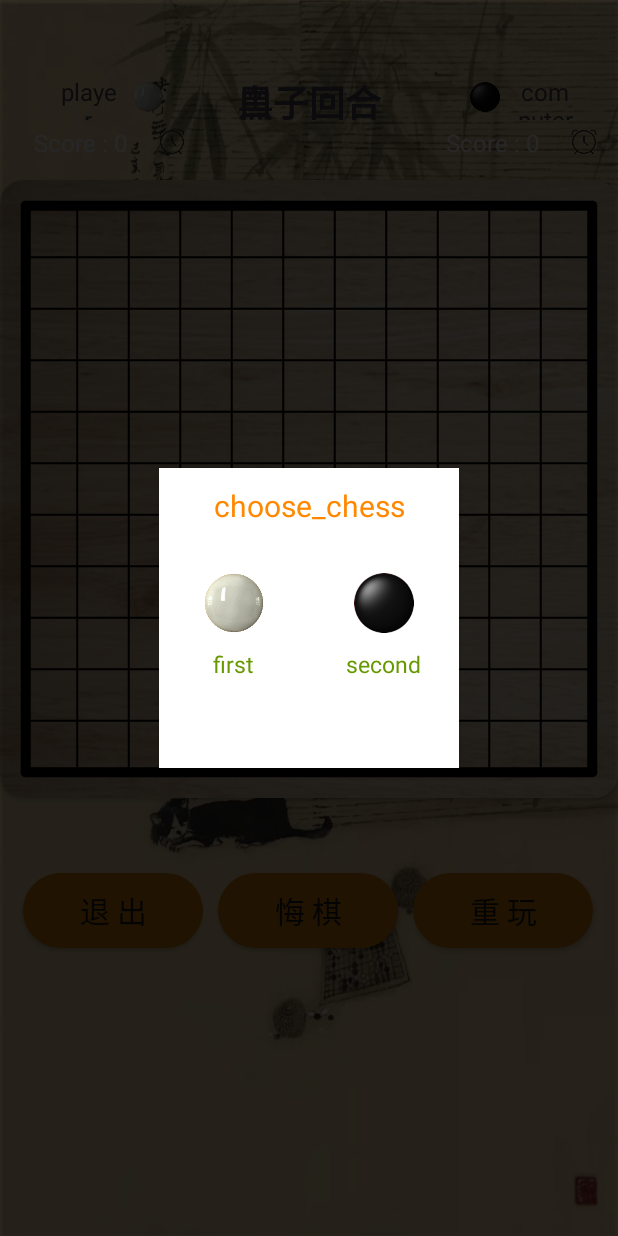
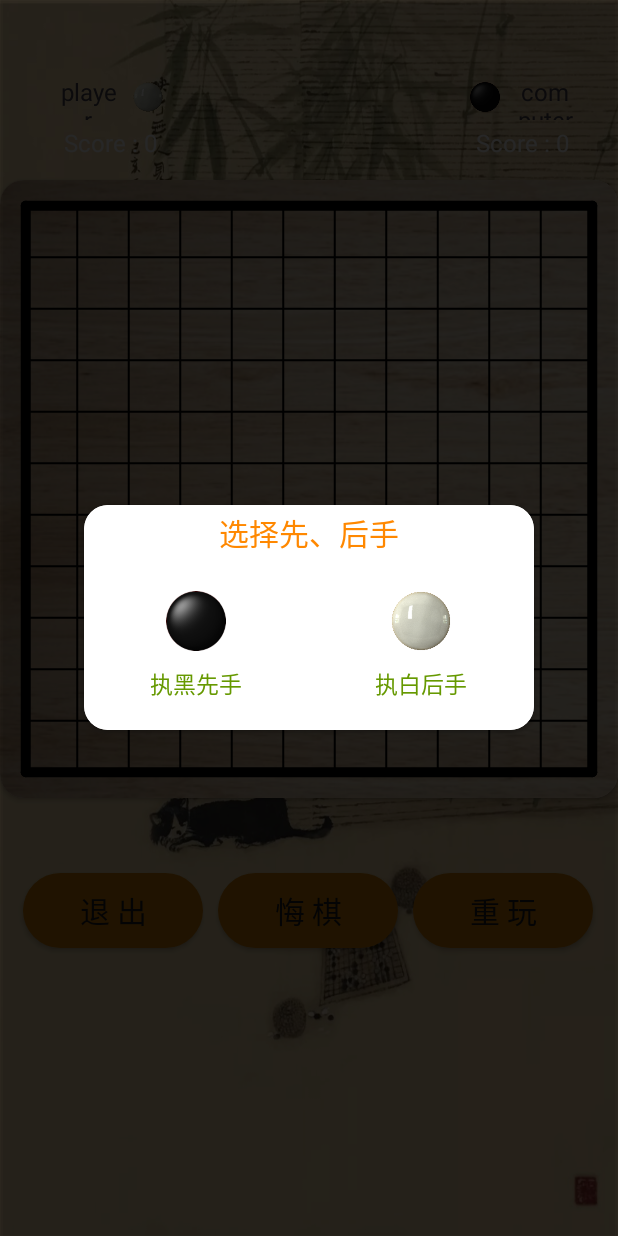
Before and after one commit to dengdyu/GoBang3, an Android app: the screen it shows after launch (MainActivity), on a phone screen of 412 x 824 dp. Run offline under Robolectric (Android 15) with nearby library versions, the phone set to English and light mode, and no system bars.

Commit message:
中间显示回合、选择棋子弹窗优化

```diff
--- a/app/src/main/java/com/example/gobang3/AI.java
+++ b/app/src/main/java/com/example/gobang3/AI.java
@@ -15,11 +15,11 @@ import java.util.Stack;
 
 public class AI implements Runnable {
     private int[][] chessArray;//棋盘信息
-    private int aiChess = FiveChessView.BLACK_CHESS;//电脑执子（默认黑子）
+    private int aiChess = FiveChessView.WHITE_CHESS;//电脑执子（默认黑子）
     private List<Point> pointList;//所有无子位置的信息集合
     private AICallBack callBack;//ai落子结束回调
     private int panelLength;//棋盘宽高
-    public Stack<Point> aiMoves;//初始化ai下棋记录; // AI下棋记录
+    public Stack<Point> aiMoves;//初始化ai下棋记录;
 
     /**
      * 评分表（落子优先级评分）
@@ -118,7 +118,7 @@ public class AI implements Runnable {
         }
         //休眠2秒
         try {
-            Thread.sleep(2000);
+            Thread.sleep(500);
         } catch (InterruptedException e) {
             e.printStackTrace();
         }
--- a/app/src/main/java/com/example/gobang3/GameCallBack.java
+++ b/app/src/main/java/com/example/gobang3/GameCallBack.java
@@ -9,5 +9,5 @@ public interface GameCallBack {
     //游戏结束回调
     void GameOver(int winner);
     //游戏更换执子回调
-    void ChangeGamer(boolean isWhite);
+    void ChangeGamer(boolean isBlack);
 }
--- a/app/src/main/res/layout/activity_main.xml
+++ b/app/src/main/res/layout/activity_main.xml
@@ -64,15 +64,6 @@
                     android:text="Score : 0"
                     android:textColor="#ffffff"
                     android:textSize="16sp" />
-
-                <ImageView
-                    android:id="@+id/user_think_iv"
-                    android:layout_width="20dp"
-                    android:layout_height="20dp"
-                    android:layout_centerVertical="true"
-                    android:layout_marginStart="20dp"
-                    android:layout_toEndOf="@id/user_score_tv"
-                    android:background="@drawable/think" />
             </RelativeLayout>
         </LinearLayout>
 
@@ -148,15 +139,6 @@
                     android:text="Score : 0"
                     android:textColor="#ffffff"
                     android:textSize="16sp" />
-
-                <ImageView
-                    android:id="@+id/ai_think_iv"
-                    android:layout_width="20dp"
-                    android:layout_height="20dp"
-                    android:layout_centerVertical="true"
-                    android:layout_marginStart="20dp"
-                    android:layout_toEndOf="@id/ai_score_tv"
-                    android:background="@drawable/think" />
             </RelativeLayout>
 
         </LinearLayout>
--- a/app/src/main/res/layout/pop_choose_chess.xml
+++ b/app/src/main/res/layout/pop_choose_chess.xml
@@ -2,11 +2,16 @@
 <RelativeLayout xmlns:android="http://schemas.android.com/apk/res/android"
     android:layout_width="match_parent"
     android:layout_height="match_parent"
+    xmlns:app="http://schemas.android.com/apk/res-auto"
     android:background="#c0000000">
-
+    <androidx.cardview.widget.CardView
+        android:layout_width="300dp"
+        android:layout_height="150dp"
+        android:layout_centerInParent="true"
+        app:cardCornerRadius="16dp"> <!-- 设置圆角半径，这里使用 16dp -->
         <LinearLayout
-        android:layout_width="200dp"
-        android:layout_height="200dp"
+            android:layout_width="match_parent"
+            android:layout_height="match_parent"
             android:layout_centerInParent="true"
             android:background="@android:color/white"
             android:orientation="vertical">
@@ -16,7 +21,7 @@
                 android:layout_height="0dp"
                 android:layout_weight="1"
                 android:gravity="center"
-            android:text="choose_chess"
+                android:text="选择先、后手"
                 android:textColor="@android:color/holo_orange_dark"
                 android:textSize="20sp" />
 
@@ -25,6 +30,31 @@
                 android:layout_height="0dp"
                 android:layout_weight="3"
                 android:orientation="horizontal">
+
+                <LinearLayout
+                    android:layout_width="0dp"
+                    android:layout_height="match_parent"
+                    android:layout_weight="1"
+                    android:orientation="vertical">
+
+                    <ImageButton
+                        android:id="@+id/choose_black"
+                        android:layout_width="40dp"
+                        android:layout_height="40dp"
+                        android:layout_gravity="center_horizontal"
+                        android:layout_marginTop="20dp"
+                        android:background="@drawable/black_chess"
+                        android:contentDescription="@null" />
+
+                    <TextView
+                        android:layout_width="wrap_content"
+                        android:layout_height="wrap_content"
+                        android:layout_gravity="center_horizontal"
+                        android:layout_marginTop="10dp"
+                        android:text="执黑先手"
+                        android:textColor="@android:color/holo_green_dark"
+                        android:textSize="15sp" />
+                </LinearLayout>
 
                 <LinearLayout
                     android:layout_width="0dp"
@@ -46,38 +76,15 @@
                         android:layout_height="wrap_content"
                         android:layout_gravity="center_horizontal"
                         android:layout_marginTop="10dp"
-                    android:text="first"
-                    android:textColor="@android:color/holo_green_dark"
-                    android:textSize="15sp" />
-            </LinearLayout>
-
-            <LinearLayout
-                android:layout_width="0dp"
-                android:layout_height="match_parent"
-                android:layout_weight="1"
-                android:orientation="vertical">
-
-                <ImageButton
-                    android:id="@+id/choose_black"
-                    android:layout_width="40dp"
-                    android:layout_height="40dp"
-                    android:layout_gravity="center_horizontal"
-                    android:layout_marginTop="20dp"
-                    android:background="@drawable/black_chess"
-                    android:contentDescription="@null" />
-
-                <TextView
-                    android:layout_width="wrap_content"
-                    android:layout_height="wrap_content"
-                    android:layout_gravity="center_horizontal"
-                    android:layout_marginTop="10dp"
-                    android:text="second"
+                        android:text="执白后手"
                         android:textColor="@android:color/holo_green_dark"
                         android:textSize="15sp" />
                 </LinearLayout>
 
             </LinearLayout>
         </LinearLayout>
+    </androidx.cardview.widget.CardView>
+
 
 
 </RelativeLayout>
```
Also changed, not shown: app/src/main/java/com/example/gobang3/FiveChessView.java (+5 -13 lines), app/src/main/java/com/example/gobang3/MainActivity.java (+42 -34 lines). Lines whose indentation alone changed are shown as unchanged.
